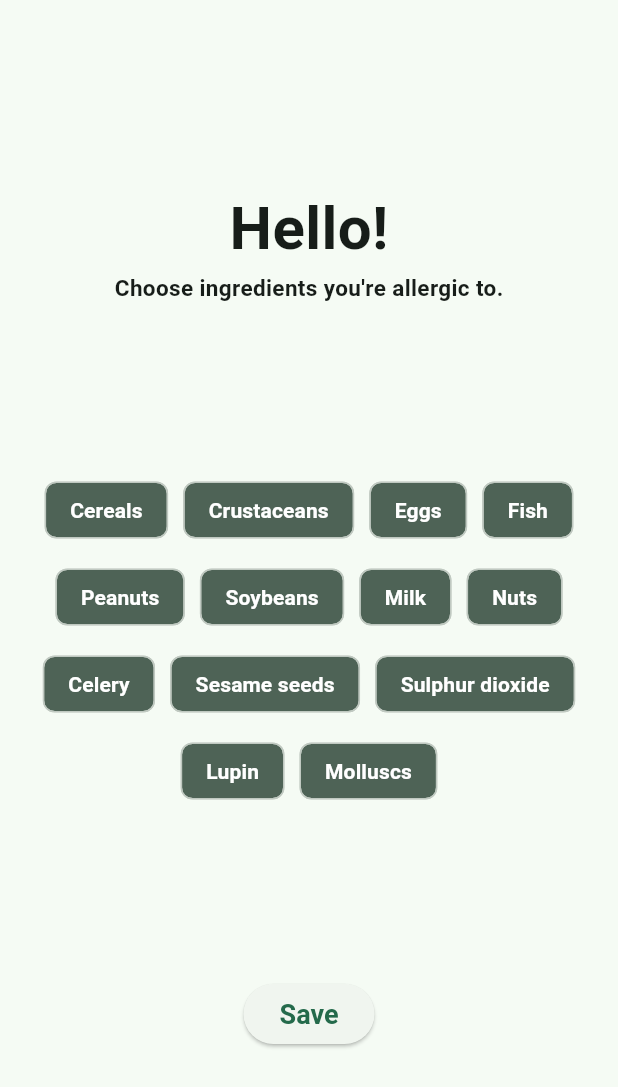
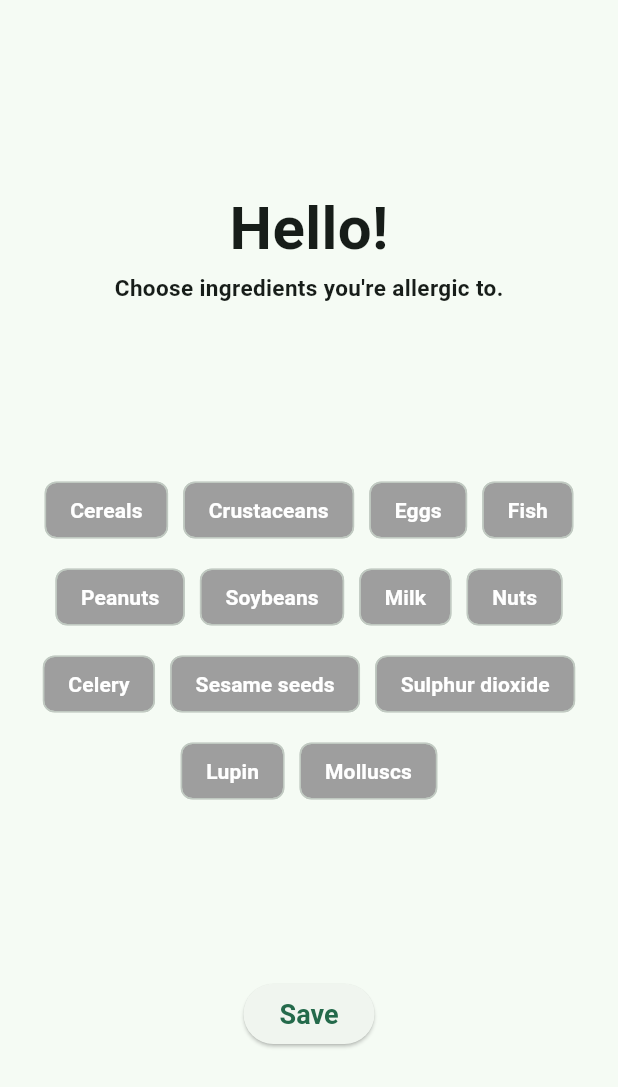
Before and after one commit to zerodays/dragonhack-2022-1, a Flutter app: the screen it shows after launch, on a phone screen of 412 x 824 dp. Shown: the top 1087 px of the screen. Run offline on Flutter 3.47's test engine with Material 2 defaults, Android fonts, the light colour scheme and no system bars; our stand-ins replace google_maps_flutter, shared_preferences; network calls fail.

```diff
--- a/frontend/lib/screens/wizard_screen.dart
+++ b/frontend/lib/screens/wizard_screen.dart
@@ -51,8 +51,8 @@ class _WizardScreenState extends State<WizardScreen>
                     .map((entry) => ChoiceChip(
                           label: Text(entry.key, style: const TextStyle(color: Colors.white)),
                           selected: userAllergens.contains(entry.key),
-                          backgroundColor: const Color.fromRGBO(78, 99, 86, 1),
-                          selectedColor: Colors.grey,
+                          backgroundColor: Colors.grey,
+                          selectedColor: const Color.fromRGBO(78, 99, 86, 1),
                           labelStyle:
                               const TextStyle(fontWeight: FontWeight.bold),
                           onSelected: (selected) {
```
Also changed, not shown: frontend/lib/screens/list_screen.dart (+15 -8 lines), frontend/lib/screens/map_screen.dart (+12 -7 lines).
